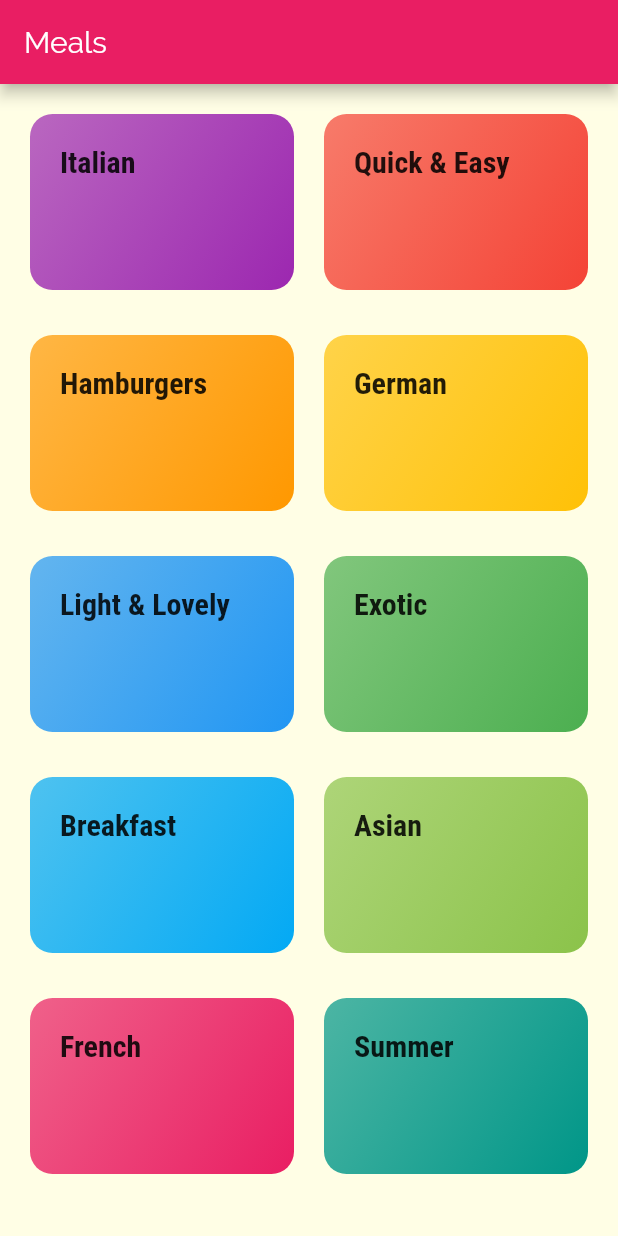
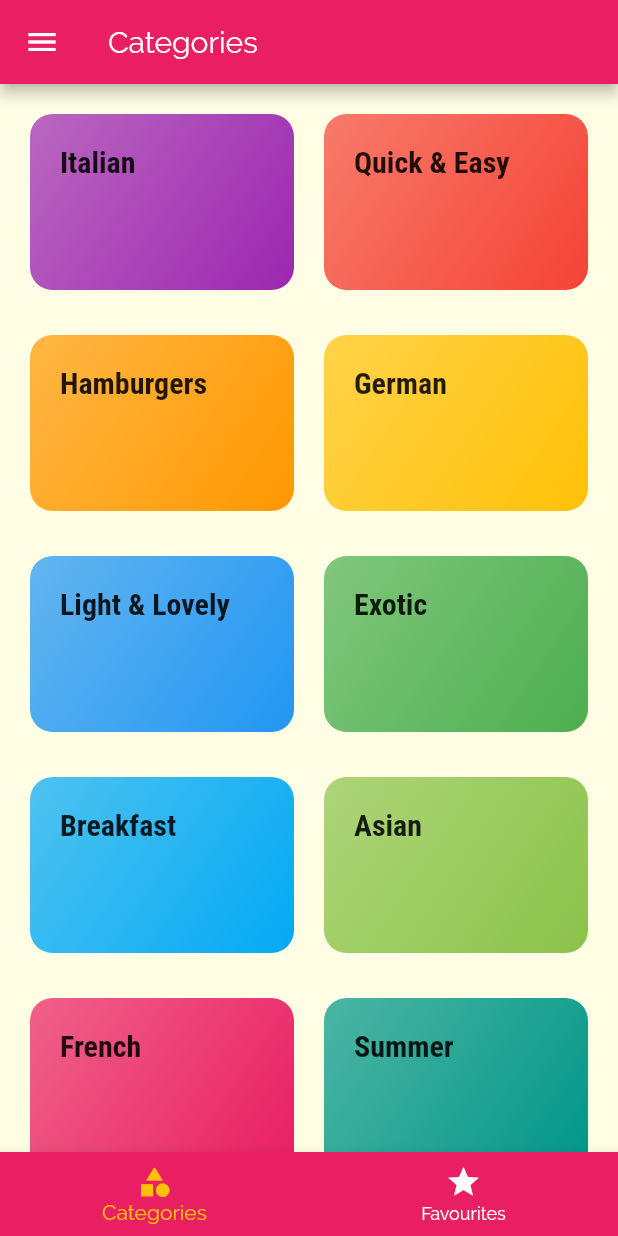
Before and after one commit to anmolkumarshah/flutter-Meals-App, a Flutter app: the screen it shows after launch, on a phone screen of 412 x 824 dp. Run offline on Flutter 3.47's test engine with Material 2 defaults, Android fonts, the phone set to English and light mode, and no system bars.

```diff
--- a/meals_app/lib/category_screen.dart
+++ b/meals_app/lib/category_screen.dart
@@ -5,11 +5,7 @@ import './dummy_data.dart';
 class CategoriesScreen extends StatelessWidget {
   @override
   Widget build(BuildContext context) {
-    return Scaffold(
-      appBar: AppBar(
-        title: const Text("Meals"),
-      ),
-      body: GridView(
+    return GridView(
       padding: const EdgeInsets.all(20),
       children: DUMMY_CATEGORIES.map((catData) {
         return CategoryItem(catData.id, catData.title, catData.color);
@@ -20,7 +16,6 @@ class CategoriesScreen extends StatelessWidget {
         crossAxisSpacing: 20,
         mainAxisSpacing: 30,
       ),
-      ),
     );
   }
 }
--- a/meals_app/lib/main.dart
+++ b/meals_app/lib/main.dart
@@ -1,13 +1,71 @@
 import 'package:flutter/material.dart';
+import './tabs_screen2.dart';
+// import './tabs_screen.dart';
 import './meal_detail_screen.dart';
-import './category_screen.dart';
+// import './category_screen.dart';
 import './category_meal_screen.dart';
+import './filters_screen.dart';
+import './dummy_data.dart';
+import './models/meal.dart';
 
 void main() {
   runApp(MyApp());
 }
 
-class MyApp extends StatelessWidget {
+class MyApp extends StatefulWidget {
+  @override
+  _MyAppState createState() => _MyAppState();
+}
+
+class _MyAppState extends State<MyApp> {
+  Map<String, bool> _filters = {
+    'glutene': false,
+    'lactose': false,
+    'vegan': false,
+    'vegetarian': false,
+  };
+
+  List<Meal> _availableMeals = DUMMY_MEALS;
+  List<Meal> _favouriteMeals = [];
+
+  void toggleFavourite(String mealId) {
+    final existingIndex =
+        _favouriteMeals.indexWhere((meal) => meal.id == mealId);
+    if (existingIndex >= 0) {
+      setState(() {
+        _favouriteMeals.removeAt(existingIndex);
+      });
+    } else {
+      _favouriteMeals.add(DUMMY_MEALS.firstWhere((meal) => meal.id == mealId));
+    }
+  }
+
+  bool _isMealFavourite(String mealId) {
+    return _favouriteMeals.any((meal) => meal.id == mealId);
+  }
+
+  void _setFilters(Map<String, bool> filterData) {
+    setState(() {
+      _filters = filterData;
+
+      _availableMeals = DUMMY_MEALS.where((meal) {
+        if (_filters['glutene'] && !meal.isGlutenFree) {
+          return false;
+        }
+        if (_filters['lactose'] && !meal.isLactoseFree) {
+          return false;
+        }
+        if (_filters['vegan'] && !meal.isVegan) {
+          return false;
+        }
+        if (_filters['vegetarian'] && !meal.isVegetarian) {
+          return false;
+        }
+        return true;
+      }).toList();
+    });
+  }
+
   @override
   Widget build(BuildContext context) {
     return MaterialApp(
@@ -29,10 +87,14 @@ class MyApp extends StatelessWidget {
                 fontFamily: 'RobotoCondensed',
                 fontWeight: FontWeight.bold,
               ))),
-      home: CategoriesScreen(),
+      // home: CategoriesScreen(),
+      initialRoute: '/',
       routes: {
-        '/category-meals': (ctx) => CategoryMealScreen(),
-        '/meal-detail' : (ctx) => MealDetailScreen(),
+        '/': (ctx) => TabsScreenS(_favouriteMeals),
+        '/category-meals': (ctx) => CategoryMealScreen(_availableMeals),
+        '/meal-detail': (ctx) =>
+            MealDetailScreen(toggleFavourite, _isMealFavourite),
+        '/filters-screen': (ctx) => FiltersScreen(_filters, _setFilters),
       },
     );
   }
--- a/meals_app/lib/meal_item.dart
+++ b/meals_app/lib/meal_item.dart
@@ -46,7 +46,9 @@ class MealItem extends StatelessWidget {
   }
 
   void selectedMeal(ctx) {
-    Navigator.of(ctx).pushNamed('/meal-detail', arguments: id);
+    Navigator.of(ctx)
+        .pushNamed('/meal-detail', arguments: id)
+        .then((value) => print(value));
   }
 
   @override
--- /dev/null
+++ b/meals_app/lib/tabs_screen2.dart
@@ -0,0 +1,60 @@
+import 'package:flutter/material.dart';
+import './category_screen.dart';
+import './favourite_screen.dart';
+import './main_drawer.dart';
+import './models/meal.dart';
+
+class TabsScreenS extends StatefulWidget {
+  final List<Meal> favouriteMeals;
+  TabsScreenS(this.favouriteMeals);
+  @override
+  _TabsScreenSState createState() => _TabsScreenSState();
+}
+
+class _TabsScreenSState extends State<TabsScreenS> {
+  List<Map<String, Object>> _pages;
+
+  @override
+  void initState() {
+    _pages = [
+      {'title': 'Categories', 'page': CategoriesScreen()},
+      {'title': 'Favourites', 'page': FavouriteScreen(widget.favouriteMeals)},
+    ];
+    super.initState();
+  }
+
+  int selectedPageIndex = 0;
+
+  void _selectPage(int index) {
+    setState(() {
+      selectedPageIndex = index;
+    });
+  }
+
+  @override
+  Widget build(BuildContext context) {
+    return Scaffold(
+      appBar: AppBar(
+        title: Text(_pages[selectedPageIndex]['title']),
+      ),
+      drawer: MainDrawer(),
+      body: _pages[selectedPageIndex]['page'],
+      bottomNavigationBar: BottomNavigationBar(
+          onTap: _selectPage,
+          backgroundColor: Theme.of(context).primaryColor,
+          currentIndex: selectedPageIndex,
+          selectedItemColor: Theme.of(context).accentColor,
+          unselectedItemColor: Colors.white,
+          items: [
+            BottomNavigationBarItem(
+              icon: Icon(Icons.category),
+              title: Text("Categories"),
+            ),
+            BottomNavigationBarItem(
+              icon: Icon(Icons.star),
+              title: Text("Favourites"),
+            ),
+          ]),
+    );
+  }
+}
```
Also changed, not shown: meals_app/lib/category_meal_screen.dart (+12 -4 lines), meals_app/lib/favourite_screen.dart (added, +30 -0 lines), meals_app/lib/filters_screen.dart (added, +109 -0 lines), meals_app/lib/main_drawer.dart (added, +55 -0 lines), meals_app/lib/meal_detail_screen.dart (+9 -0 lines), meals_app/lib/tabs_screen.dart (added, +40 -0 lines). Lines whose indentation alone changed are shown as unchanged.
